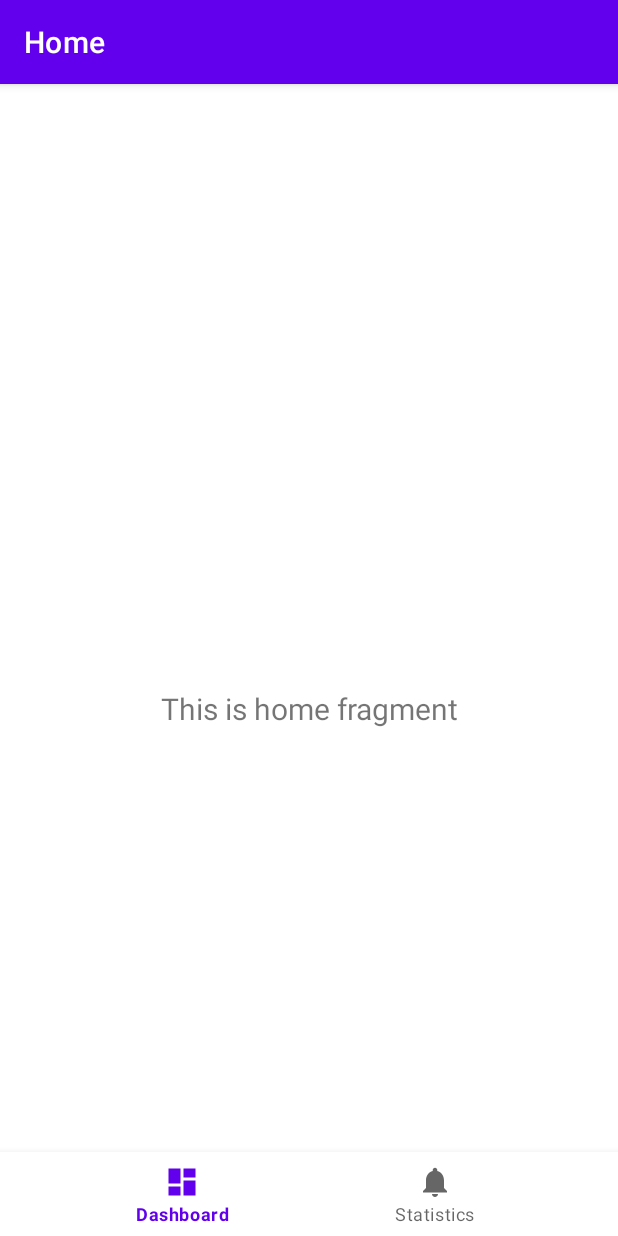
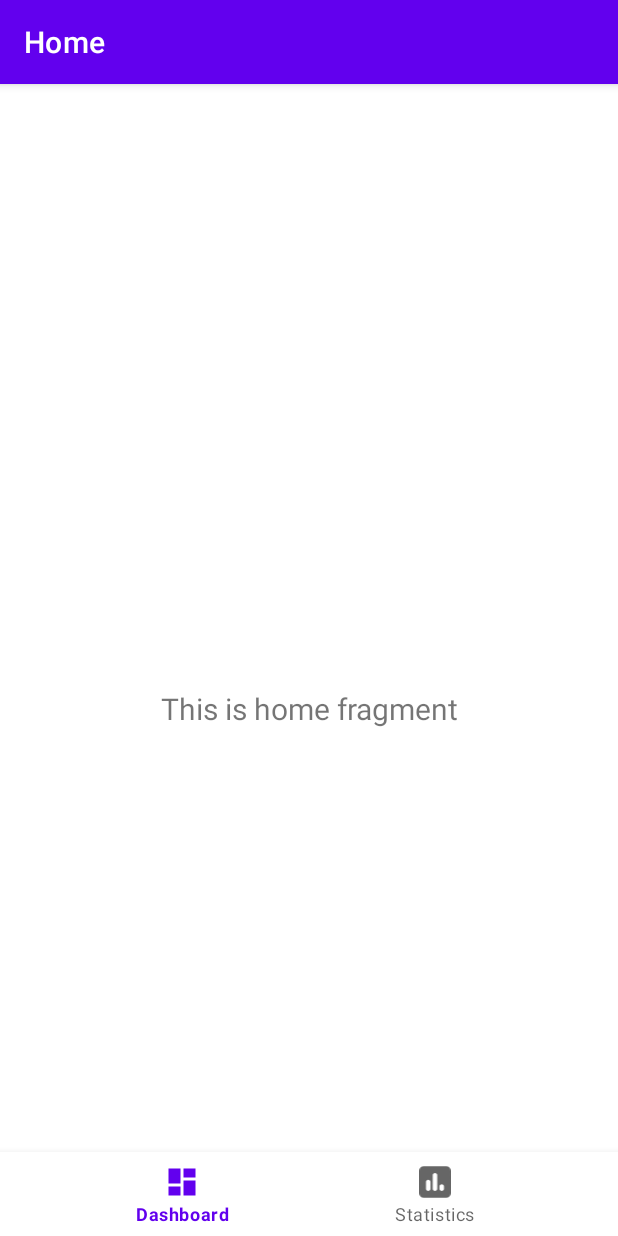
Before and after one commit to Innoviox/tracker, an Android app: the screen it shows after launch (MainActivity), on a phone screen of 412 x 824 dp. Run offline under Robolectric (Android 15) with nearby library versions, the phone set to English and light mode, and no system bars; our stand-ins replace navigation-ui.

```diff
--- /dev/null
+++ b/tracker/app/src/main/res/drawable/ic_square_poll_vertical_solid.xml
@@ -0,0 +1,9 @@
+<vector xmlns:android="http://schemas.android.com/apk/res/android"
+    android:width="448dp"
+    android:height="512dp"
+    android:viewportWidth="448"
+    android:viewportHeight="512">
+  <path
+      android:fillColor="#FF000000"
+      android:pathData="M64,32C28.7,32 0,60.7 0,96L0,416c0,35.3 28.7,64 64,64L384,480c35.3,0 64,-28.7 64,-64L448,96c0,-35.3 -28.7,-64 -64,-64L64,32zM128,224c17.7,0 32,14.3 32,32v96c0,17.7 -14.3,32 -32,32s-32,-14.3 -32,-32L96,256c0,-17.7 14.3,-32 32,-32zM192,160c0,-17.7 14.3,-32 32,-32s32,14.3 32,32L256,352c0,17.7 -14.3,32 -32,32s-32,-14.3 -32,-32L192,160zM320,288c17.7,0 32,14.3 32,32v32c0,17.7 -14.3,32 -32,32s-32,-14.3 -32,-32L288,320c0,-17.7 14.3,-32 32,-32z"/>
+</vector>
--- a/tracker/app/src/main/res/menu/bottom_nav_menu.xml
+++ b/tracker/app/src/main/res/menu/bottom_nav_menu.xml
@@ -8,7 +8,7 @@
 
     <item
         android:id="@+id/navigation_statistics"
-        android:icon="@drawable/ic_notifications_black_24dp"
+        android:icon="@drawable/ic_square_poll_vertical_solid"
         android:title="@string/title_statistics" />
 
 </menu>
```
